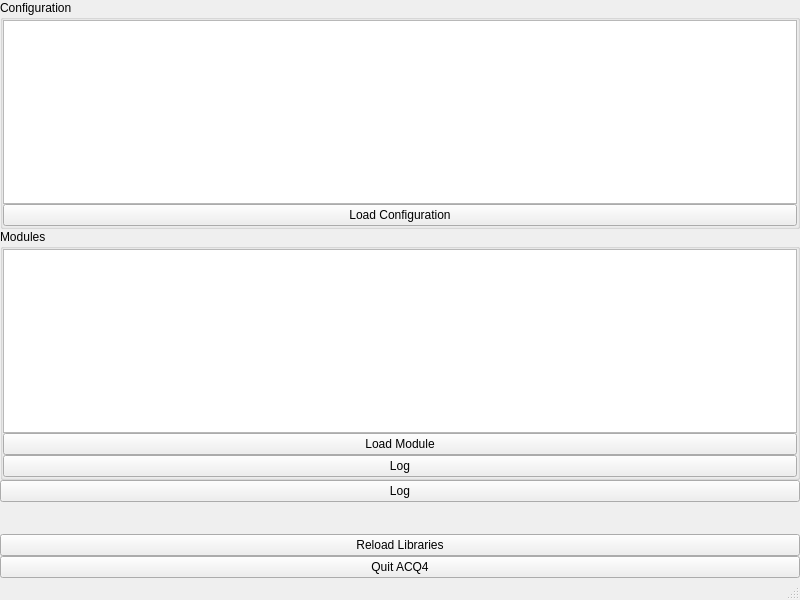
This is acq4/modules/Manager/ManagerTemplate.ui in acq4/acq4 as Qt 5 draws it before an edit. The edited form follows.
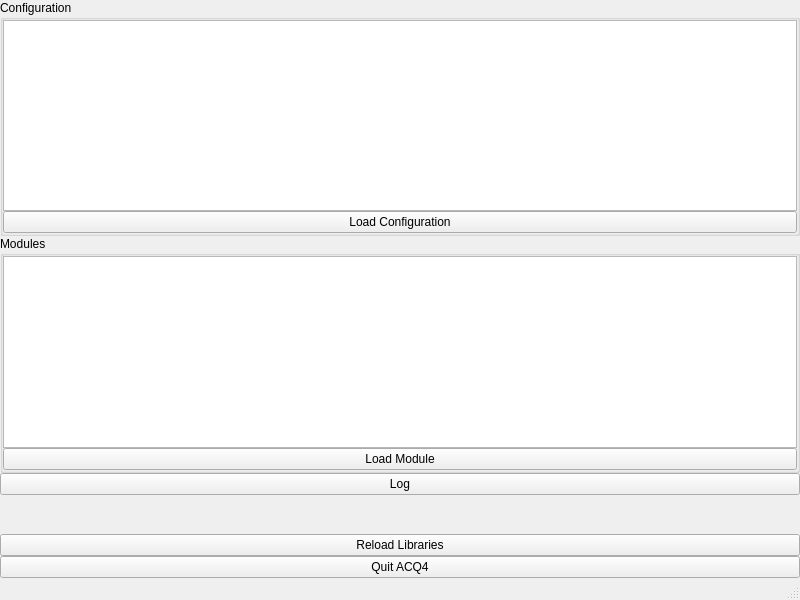
This is the edited form. Custom widgets are drawn as their Qt base class.

Commit message: Reorganized:   - __init__ now handles most of what was previously in __main__   - Manager now handles searching for config files   - added CONFIGPATH global variable listing candidate search paths Removed extra Log button from Manager gui rebuildUi script now accepts path arguments

```diff
--- a/acq4/modules/Manager/ManagerTemplate.ui
+++ b/acq4/modules/Manager/ManagerTemplate.ui
@@ -76,13 +76,6 @@
            </property>
           </widget>
          </item>
-         <item>
-          <widget class="QPushButton" name="logBtn">
-           <property name="text">
-            <string>Log</string>
-           </property>
-          </widget>
-         </item>
         </layout>
        </widget>
       </item>
```
The commit also changes 7 other files.
